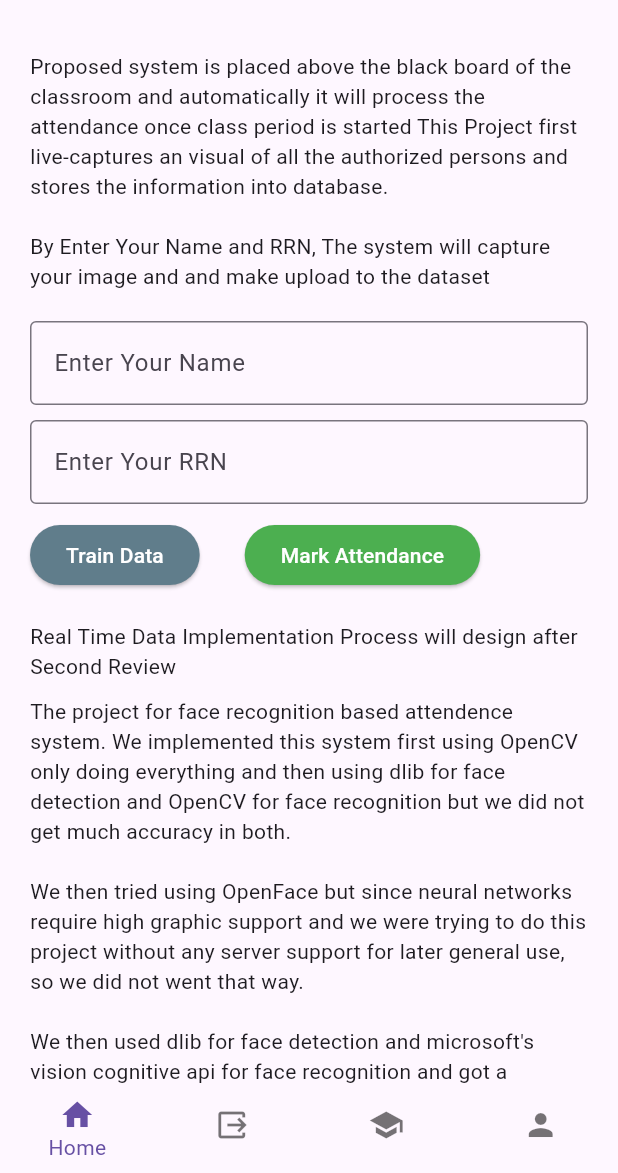
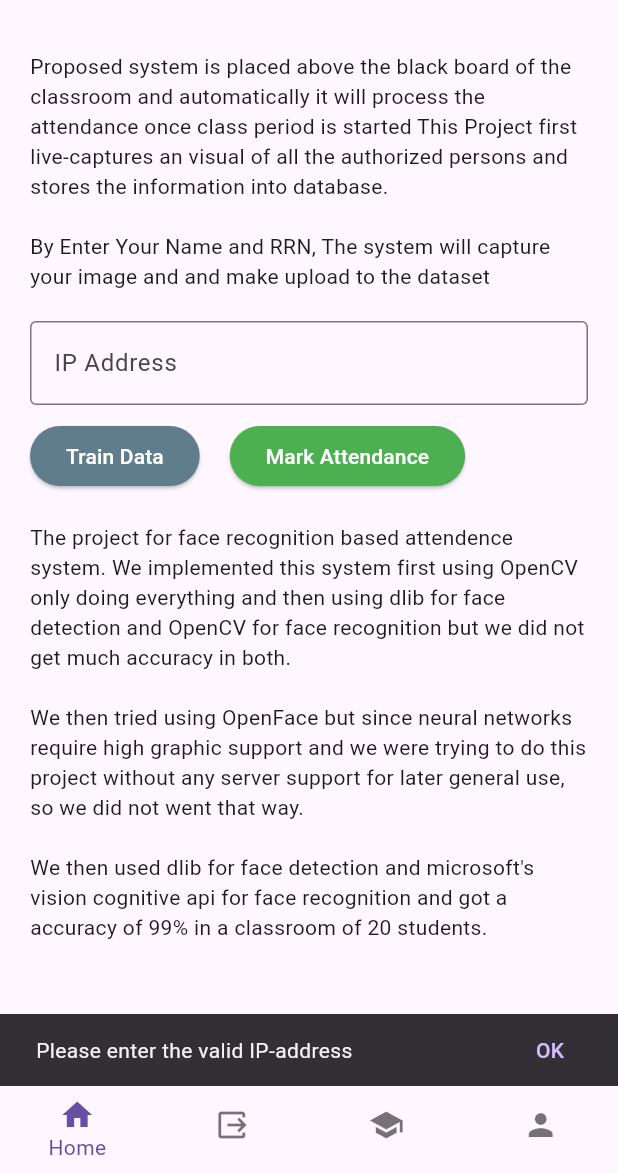
Before and after one commit to hajul-dhanish/Classer-man_app, a Flutter app: the screen it shows after launch, after a tap on "Mark Attendance", on a phone screen of 412 x 824 dp, the part 63-1236 px from its top. Run offline on Flutter 3.47's test engine with Material 2 defaults, Android fonts, the phone set to English and light mode, and no system bars; our stand-ins replace shimmer; network calls fail; key blocks and very long unbroken strings in the code were emptied for the run.

Commit message:
beta final

```diff
--- a/lib/main.dart
+++ b/lib/main.dart
@@ -68,10 +68,7 @@ class _MainScreenState extends State<MainScreen> {
       ),
       bottomNavigationBar: BottomNavigationBar(
         items: const <BottomNavigationBarItem>[
-          BottomNavigationBarItem(
-            icon: Icon(Icons.home),
-            label: 'Home',
-          ),
+          BottomNavigationBarItem(icon: Icon(Icons.home), label: 'Home'),
           BottomNavigationBarItem(
             icon: Icon(Icons.output),
             label: 'Data',
--- a/lib/page/home.dart
+++ b/lib/page/home.dart
@@ -11,7 +11,6 @@ class Homepage extends StatefulWidget {
 
 bool _validate = false;
 final name = TextEditingController();
-final rrn = TextEditingController();
 
 class _HomepageState extends State<Homepage> {
   @override
@@ -32,20 +31,12 @@ class _HomepageState extends State<Homepage> {
             Div,
             Div,
             TextField(
+              keyboardType: TextInputType.number,
               controller: name,
               decoration: InputDecoration(
                 errorText: _validate ? 'Value Can\'t Be Empty' : null,
                 border: const OutlineInputBorder(),
-                labelText: 'Enter Your Name',
-              ),
-            ),
-            Div,
-            TextField(
-              controller: rrn,
-              decoration: InputDecoration(
-                errorText: _validate ? 'Value Can\'t Be Empty' : null,
-                border: const OutlineInputBorder(),
-                labelText: 'Enter Your RRN',
+                labelText: 'IP Address',
               ),
             ),
             Div,
@@ -56,19 +47,10 @@ class _HomepageState extends State<Homepage> {
                     backgroundColor: MaterialStateProperty.all(Colors.blueGrey),
                   ),
                   onPressed: () {
-                    if (rrn.text.isNotEmpty && name.text.isNotEmpty) {
-                      // _launchTrainURL();
-                      ScaffoldMessenger.of(context).showSnackBar(SnackBar(
-                        content: const Text("Under Development..."),
-                        action: SnackBarAction(label: "OK", onPressed: () {}),
-                      ));
-                    } else {
-                      ScaffoldMessenger.of(context).showSnackBar(SnackBar(
-                        content:
-                            const Text("Fill the Valid student information"),
-                        action: SnackBarAction(label: "OK", onPressed: () {}),
-                      ));
-                    }
+                    ScaffoldMessenger.of(context).showSnackBar(SnackBar(
+                      content: const Text("Under Development..."),
+                      action: SnackBarAction(label: "OK", onPressed: () {}),
+                    ));
                   },
                   child: const Text(
                     'Train Data',
@@ -76,14 +58,29 @@ class _HomepageState extends State<Homepage> {
                   ),
                 ),
                 const SizedBox(
-                  width: 30,
+                  width: 20,
                 ),
                 ElevatedButton(
                   style: ButtonStyle(
                     backgroundColor: MaterialStateProperty.all(Colors.green),
                   ),
                   onPressed: () {
-                    _launchDetectURL();
+                    if (name.text.isNotEmpty) {
+                      setState(() {
+                        _launchDetectURL();
+                      });
+                    } else {
+                      ScaffoldMessenger.of(context).showSnackBar(
+                        SnackBar(
+                          content:
+                              const Text("Please enter the valid IP-address"),
+                          action: SnackBarAction(
+                            label: "OK",
+                            onPressed: () {},
+                          ),
+                        ),
+                      );
+                    }
                   },
                   child: const Text(
                     'Mark Attendance',
@@ -93,9 +90,6 @@ class _HomepageState extends State<Homepage> {
               ],
             ),
             Div,
-            Div,
-            const Text("Real Time Data Implementation Process "
-                "will design after Second Review"),
             Div,
             Text(info3),
           ],
@@ -116,8 +110,8 @@ class _HomepageState extends State<Homepage> {
 
 ////////// -----
 
-final Uri _detect = Uri.parse("http://192.168.134.219:5000/detect");
+final Uri _detect = Uri.parse("${name.text}/detect");
 
 void _launchDetectURL() async {
-  if (!await launchUrl(_detect)) throw 'Could not launch $_detect';
+  await launchUrl(_detect);
 }
--- a/lib/page/profile.dart
+++ b/lib/page/profile.dart
@@ -42,11 +42,10 @@ class _ProfilePageState extends State<ProfilePage> {
                     style: TextStyle(fontSize: 20),
                   ),
                   Div,
-                  Row(
-                    mainAxisAlignment: MainAxisAlignment.center,
+                  Wrap(
                     children: [
                       const Text(
-                        "Project Guide : ",
+                        "Project Guide :",
                         style: TextStyle(fontWeight: FontWeight.bold),
                       ),
                       Text(
--- a/pubspec.yaml
+++ b/pubspec.yaml
@@ -36,6 +36,11 @@ dependencies:
   url_launcher: ^6.1.2
   gsheets: ^0.4.2
   shimmer: ^2.0.0
+  flutter_launcher_icons: ^0.9.2
+
+flutter_icons:
+  image_path: "assets/db.jpg"
+  android: "launcher_icon"
 
 dev_dependencies:
   flutter_test:
```
Also changed, not shown: lib/page/explore.dart (+3 -7 lines), pubspec.lock.
